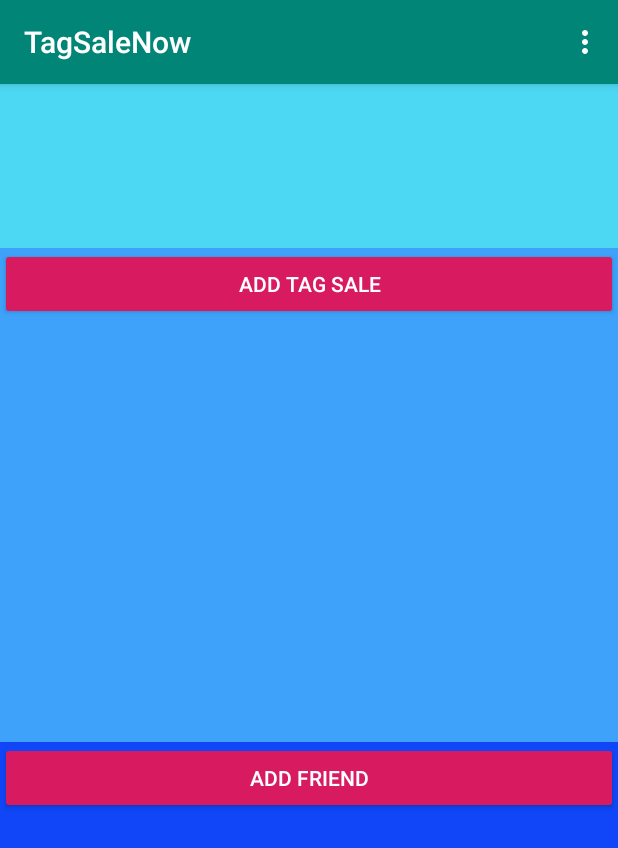
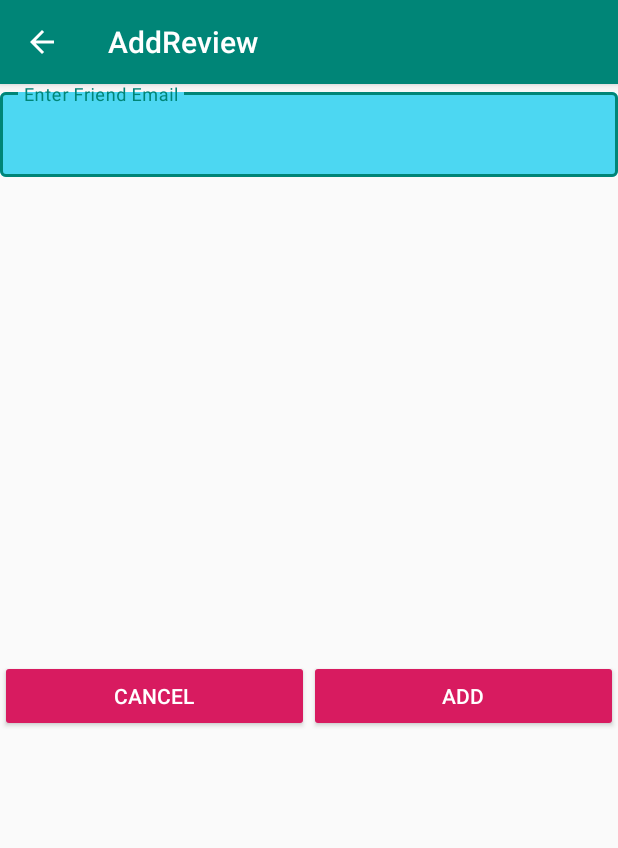
Before and after one commit to GregIzzo/Capstone-Project, an Android app: the FriendsListFragment screen opened directly, with no data from a screen before it, after a tap on "ADD FRIEND", on a phone screen of 412 x 824 dp. Shown: the top 848 px of the screen. Run offline under Robolectric (Android 15) with nearby library versions, the phone set to English and light mode, and no system bars; our stand-ins replace AdMob, ButterKnife, Firebase (no records; nobody signed in at launch, a user with empty details on screens opened directly), Room's generated code; libraries missing offline, so code that uses them is left out: android.arch.core; pictures from the network do not load; 2 statements that could not run were skipped.

Commit message:
feat: Refactored 'Friends'
Reorganized 'Friends' to use UserId as key and a list of friendUserIds

```diff
--- /dev/null
+++ b/app/src/main/java/com/example/android/tagsalenow/AddFriendActivity.java
@@ -0,0 +1,124 @@
+package com.example.android.tagsalenow;
+
+import android.os.Bundle;
+import android.support.v7.app.AppCompatActivity;
+import android.util.Log;
+import android.view.View;
+import android.widget.Button;
+import android.widget.TextView;
+
+import com.example.android.tagsalenow.data.CurrentInfo;
+import com.google.firebase.database.DatabaseReference;
+import com.google.firebase.database.FirebaseDatabase;
+
+import java.util.HashMap;
+import java.util.Map;
+
+import butterknife.BindView;
+import butterknife.ButterKnife;
+
+public class AddFriendActivity extends AppCompatActivity {
+
+    @BindView(R.id.te_friendemail)
+    TextView te_friendemail;
+    @BindView(R.id.button_cancel)
+    Button button_cancel;
+    @BindView(R.id.button_add)
+    Button button_add;
+
+    private static String TAG = "AddFriendActivity";
+    @Override
+    protected void onCreate(Bundle savedInstanceState) {
+        super.onCreate(savedInstanceState);
+        setContentView(R.layout.activity_addfriend);
+        ButterKnife.bind(this);
+        button_add.setOnClickListener(new View.OnClickListener() {
+            @Override
+            public void onClick(View view) {
+
+                Log.d(TAG, "onClick: ");
+
+                DatabaseReference mDatabaseReference;
+
+               // FirebaseDatabase mFirebaseDatabase;
+                //DatabaseReference mFriendRequestDatabaseReference;
+               // mFirebaseDatabase = FirebaseDatabase.getInstance();
+                /*
+                //Step 1: Get Key of new record
+
+                mFriendRequestDatabaseReference = mFirebaseDatabase.getReference().child("friendrequest");
+                DatabaseReference opRef =  mFriendRequestDatabaseReference.push();
+                String key = opRef.getKey();
+
+                TagSaleReviewObject tsr = new TagSaleReviewObject(
+                        key,
+                        CurrentInfo.getCurrentTagSaleID(),
+                        CurrentInfo.getCurrentUser().getUserId(),
+                        te_review.getText().toString(),
+                        (int)ratingBar.getRating()
+                );
+
+                //Add the record and exit
+                Log.d(TAG, "ADDING:["+tsr.getTagSaleID()+", "+tsr.getReviewerID()+", "+tsr.getDescription()+", "+tsr.getFiveStarRating()+"");
+                opRef.setValue(tsr);
+                */
+                // Create new post at /user-posts/$userid/$postid and at
+                // /posts/$postid simultaneously
+
+                String friendEmail = te_friendemail.getText().toString();
+                String emailKey = friendEmail.replaceAll("\\.", ",");
+                mDatabaseReference = FirebaseDatabase.getInstance().getReference();
+                String key = mDatabaseReference.child("friendrequest").push().getKey();
+                FriendRequestObject fro = new FriendRequestObject(friendEmail, false);
+                Map<String, Object> frValues = fro.toMap();
+                Log.d(TAG, "onClick: FRVALUES="+frValues.toString());
+                Map<String, Object> childUpdates = new HashMap<>();
+                Log.d(TAG, "onClick: ADDINGFRIEND");
+
+                childUpdates.put("/friendrequest/" +
+                        CurrentInfo.getCurrentUser().getUserId() +
+                        "/" + emailKey, frValues);
+/*
+                childUpdates.put("/tagsaleusers/" +
+                        CurrentInfo.getCurrentUser().getUserId()
+                        + "/friendrequests/"
+                        + emailKey, frValues);
+*/
+                mDatabaseReference.updateChildren(childUpdates);
+               // childUpdates.put();
+               //ORIGINAL mFriendRequestDatabaseReference.updateChildren(childUpdates);
+/*
+                mFriendRequestDatabaseReference.child("friendrequest")
+                        .child(CurrentInfo.getCurrentUser().getUserId())
+                        .child(emailKey)
+                        .setValue(frValues);
+                mFriendRequestDatabaseReference.child("tagsaleusers")
+                        .child(CurrentInfo.getCurrentUser().getUserId())
+                        .child("friendrequests")
+                        .child(emailKey)
+                        .setValue(frValues);
+*/
+                Log.d(TAG, "onClick: ADDINGFRIENDREQUEST DONE");
+/*
+                Post post = new Post(userId, username, title, body);
+                Map<String, Object> postValues = post.toMap();
+
+                Map<String, Object> childUpdates = new HashMap<>();
+                childUpdates.put("/posts/" + key, postValues);
+                childUpdates.put("/user-posts/" + userId + "/" + key, postValues);
+
+                mDatabase.updateChildren(childUpdates);
+*/
+                finish();
+
+            }
+        });
+        button_cancel.setOnClickListener(new View.OnClickListener() {
+            @Override
+            public void onClick(View view) {
+                finish();
+            }
+        });
+
+    }
+}
--- a/app/src/main/java/com/example/android/tagsalenow/FriendsListFragment.java
+++ b/app/src/main/java/com/example/android/tagsalenow/FriendsListFragment.java
@@ -4,7 +4,6 @@ import android.arch.lifecycle.LiveData;
 import android.arch.lifecycle.Observer;
 import android.arch.lifecycle.ViewModelProviders;
 import android.content.Context;
-import android.content.Intent;
 import android.os.Bundle;
 import android.support.annotation.Nullable;
 import android.support.v4.app.Fragment;
@@ -15,22 +14,10 @@ import android.view.LayoutInflater;
 import android.view.View;
 import android.view.ViewGroup;
 import android.widget.Button;
-import android.widget.Toast;
 
 import com.example.android.tagsalenow.data.FriendsViewModel;
-import com.example.android.tagsalenow.utils.Utilities;
-import com.firebase.ui.database.FirebaseRecyclerOptions;
-import com.google.firebase.database.DataSnapshot;
-import com.google.firebase.database.FirebaseDatabase;
-import com.google.firebase.database.Query;
 
-import java.util.ArrayList;
-import java.util.HashMap;
 import java.util.List;
-import java.util.Locale;
-import java.util.Map;
-
-import static com.firebase.ui.auth.AuthUI.getApplicationContext;
 
 public class FriendsListFragment extends Fragment implements FriendsListRecyclerAdapter.FriendsListAdapterOnClickHandler {
 
@@ -81,15 +68,15 @@ public class FriendsListFragment extends Fragment implements FriendsListRecycler
         // Obtain a new or prior instance of HotStockViewModel from the
         // ViewModelProviders utility class.
         FriendsViewModel viewModel = ViewModelProviders.of(this).get(FriendsViewModel.class);
-        LiveData<List<FriendRelationObject>> liveData = viewModel.getFriendRelationObjectLiveData();
+        LiveData<List<Friends>> liveData = viewModel.getFriendsObjectLiveData();
 
-        liveData.observe(this, new Observer<List<FriendRelationObject>>() {
+        liveData.observe(this, new Observer<List<Friends>>() {
             @Override
-            public void onChanged(@Nullable List<FriendRelationObject> friendRelationObjects) {
-                if (friendRelationObjects != null) {
-                    Log.d(TAG, "onChanged: FRIENDRELATAION  Data changed :"+friendRelationObjects.toString());
+            public void onChanged(@Nullable List<Friends> friends) {
+                if (friends != null) {
+                    Log.d(TAG, "onChanged: FRIENDRELATAION  Data changed :"+ friends.toString());
                     try{
-                        friendsListRecyclerAdapter.addItems(friendRelationObjects);
+                        friendsListRecyclerAdapter.addItems(friends);
                     } catch (Exception ex){
                         Log.d(TAG, "FriendsListFragment - onChange - Exception: "+ex.getMessage());
                     }
--- a/app/src/main/java/com/example/android/tagsalenow/FriendsListRecyclerAdapter.java
+++ b/app/src/main/java/com/example/android/tagsalenow/FriendsListRecyclerAdapter.java
@@ -7,8 +7,9 @@ import android.util.Log;
 import android.view.LayoutInflater;
 import android.view.View;
 import android.view.ViewGroup;
-import android.widget.ImageView;
 import android.widget.TextView;
+
+import com.example.android.tagsalenow.data.CurrentInfo;
 
 import java.util.List;
 
@@ -16,7 +17,7 @@ public class FriendsListRecyclerAdapter extends RecyclerView.Adapter<FriendsList
 
     private static final String TAG = "ADDAPTER";
 
-    private List<FriendRelationObject> FRObjectList;
+    private List<Friends> FRObjectList;
 
     private final FriendsListAdapterOnClickHandler mClickHandler;
     private Context viewGroupContext;
@@ -74,10 +75,10 @@ public class FriendsListRecyclerAdapter extends RecyclerView.Adapter<FriendsList
     public void onBindViewHolder(@NonNull FriendsListAdapterViewHolder FriendsListAdapterViewHolder, int position) {
         Log.d(TAG, "onBindViewHolder: BBBBBB viewholder=" + FriendsListAdapterViewHolder);
 
-        FriendsListAdapterViewHolder.fr_name.setText(FRObjectList.get(position).getFriendId2());
+        FriendsListAdapterViewHolder.fr_name.setText(CurrentInfo.getUserByKey(FRObjectList.get(position).getUserId()).getDisplayName());
 
     }
-    public void addItems(List<FriendRelationObject> FRObjectList) {
+    public void addItems(List<Friends> FRObjectList) {
         this.FRObjectList = FRObjectList;
         notifyDataSetChanged();
     }
--- a/app/src/main/java/com/example/android/tagsalenow/data/CurrentInfo.java
+++ b/app/src/main/java/com/example/android/tagsalenow/data/CurrentInfo.java
@@ -21,6 +21,7 @@ public  class CurrentInfo {
     private static Map<String,TagSaleUserObject> tsUsersMap;
     private static Map<String,TagSaleEventObject> tsEventsMap;
     private static Map<String,TagSaleReviewObject> tsReviewsMap;
+    //private static Map<String,Friend>
 
     public static String getCurrentTagSaleID(){ return currentTagSaleID;}
     public static void setCurrentTagSaleID(String incomingTagSaleID){ currentTagSaleID = incomingTagSaleID;}
--- a/app/src/main/java/com/example/android/tagsalenow/data/FriendsViewModel.java
+++ b/app/src/main/java/com/example/android/tagsalenow/data/FriendsViewModel.java
@@ -10,8 +10,7 @@ import android.support.annotation.NonNull;
 import android.support.annotation.Nullable;
 import android.util.Log;
 
-import com.example.android.tagsalenow.FriendRelationObject;
-import com.example.android.tagsalenow.TagSaleEventObject;
+import com.example.android.tagsalenow.Friends;
 import com.example.android.tagsalenow.utils.Utilities;
 import com.google.firebase.database.DataSnapshot;
 import com.google.firebase.database.DatabaseReference;
@@ -27,15 +26,31 @@ import java.util.Map;
     From: https://firebase.googleblog.com/2017/12/using-android-architecture-components.html
  */
 public class FriendsViewModel extends ViewModel {
-    private static final DatabaseReference FRIENDS_REF =  FirebaseDatabase.getInstance().getReference("/friends");
+    private static  DatabaseReference FRIENDS_REF =  FirebaseDatabase.getInstance().getReference("/friends");
+    //private  DatabaseReference FRIENDS_REF;
     private String TAG = "FRIENDSVIEWMODEL";
     private final FirebaseQueryLiveData liveData = new FirebaseQueryLiveData(FRIENDS_REF);
-    private final MediatorLiveData<FriendRelationObject> mldFriendRelationObjectLiveData = new MediatorLiveData<>();
+    //private  FirebaseQueryLiveData liveData;
+    private final MediatorLiveData<Friends> mldFriendsObjectLiveData = new MediatorLiveData<>();
+
+    private   LiveData<List<Friends>> friendsObjectLiveData= Transformations.map(liveData, new Deserializer());
 
     public FriendsViewModel() {
+        /*
+        if (FRIENDS_REF == null){
+            FRIENDS_REF =  FirebaseDatabase.getInstance().getReference("/friends/"+ CurrentInfo.getCurrentUser().getUserId());
+            Log.d(TAG, "FriendsViewModel: FRIENDS_REF=["+FRIENDS_REF+"]");
+        }
+        if (liveData == null){
+            liveData = new FirebaseQueryLiveData(FRIENDS_REF);
+            Log.d(TAG, "FriendsViewModel: liveData ="+liveData.toString());
+        }
+
+        friendsObjectLiveData = Transformations.map(liveData, new Deserializer());
+        */
         // Set up the MediatorLiveData to convert DataSnapshot objects into FriendRelation objects
-        Log.d(TAG, "FriendsViewModel: Creator");
-        mldFriendRelationObjectLiveData.addSource(liveData, new Observer<DataSnapshot>() {
+        Log.d(TAG, "FriendsViewModel: Creator. mldFriendsObjectLiveData=" + mldFriendsObjectLiveData.toString());
+        mldFriendsObjectLiveData.addSource(liveData, new Observer<DataSnapshot>() {
             @Override
             public void onChanged(@Nullable final DataSnapshot dataSnapshot) {
                 Log.d(TAG, "onChanged: Friendsdata=" + dataSnapshot.toString());
@@ -43,23 +58,24 @@ public class FriendsViewModel extends ViewModel {
                     new Thread(new Runnable() {
                         @Override
                         public void run() {
-                            mldFriendRelationObjectLiveData.postValue(dataSnapshot.getValue(FriendRelationObject.class));
+                            mldFriendsObjectLiveData.postValue(dataSnapshot.getValue(Friends.class));
                         }
                     }).start();
                 } else {
-                    mldFriendRelationObjectLiveData.setValue(null);
+                    mldFriendsObjectLiveData.setValue(null);
                 }
             }
         });
     }
-    private  final LiveData<List<FriendRelationObject>> friendRelationObjectLiveData = Transformations.map(liveData, new Deserializer());
+ //   private  final LiveData<List<Friends>> friendsObjectLiveData = Transformations.map(liveData, new Deserializer());
     //Deserializer class - to serialize the DataSnapshot into TagSaleEventObject
-    private class Deserializer implements Function<DataSnapshot, List<FriendRelationObject>> {
+    private class Deserializer implements Function<DataSnapshot, List<Friends>> {
         @Override
-        public List<FriendRelationObject> apply(DataSnapshot dataSnapshot) {
+        public List<Friends> apply(DataSnapshot dataSnapshot) {
             Log.d("FRIENDSVIEWMODEL", "dataSnapShot: " + dataSnapshot.toString());
-            List<FriendRelationObject> values = null;
-            Map<String, Object> td = (HashMap<String,Object>) dataSnapshot.getValue();
+            List<Friends> values = null;
+            String userId = (String) dataSnapshot.getKey();
+            Map<String, Object> td = (Map<String,Object>) dataSnapshot.getValue();//{<userid>:{<friendId>:TRUE, <friendId>:TRUE,...}
             try {
                 values = Utilities.MapToFRO(td);
             } catch (Exception ex){
@@ -70,8 +86,8 @@ public class FriendsViewModel extends ViewModel {
     }
 
     @NonNull
-    public LiveData<List<FriendRelationObject>> getFriendRelationObjectLiveData() {
-        return friendRelationObjectLiveData;
+    public LiveData<List<Friends>> getFriendsObjectLiveData() {
+        return friendsObjectLiveData;
     }
 
 }
--- /dev/null
+++ b/app/src/main/res/layout/activity_addfriend.xml
@@ -0,0 +1,51 @@
+<?xml version="1.0" encoding="utf-8"?>
+<LinearLayout xmlns:android="http://schemas.android.com/apk/res/android"
+    xmlns:app="http://schemas.android.com/apk/res-auto"
+    xmlns:tools="http://schemas.android.com/tools"
+    android:layout_width="match_parent"
+    android:layout_height="match_parent"
+    android:orientation="vertical">
+
+    <android.support.design.widget.TextInputLayout
+        style="@style/Widget.MaterialComponents.TextInputLayout.OutlinedBox"
+        android:layout_width="match_parent"
+        android:layout_height="0dp"
+        android:layout_weight="2"
+        app:boxBackgroundColor="@color/colorLightBlue">
+
+        <android.support.design.widget.TextInputEditText
+            android:id="@+id/te_friendemail"
+            android:layout_width="match_parent"
+            android:layout_height="wrap_content"
+            android:hint="@string/hint_friendemail" />
+    </android.support.design.widget.TextInputLayout>
+
+    <LinearLayout
+        android:layout_width="match_parent"
+        android:layout_height="0dp"
+        android:layout_weight="2"
+        android:orientation="horizontal"
+
+        >
+
+        <Button
+            android:id="@+id/button_cancel"
+            style="@style/Widget.AppCompat.Button.Colored"
+            android:layout_width="0dp"
+            android:layout_height="wrap_content"
+            android:layout_weight="1"
+            android:paddingHorizontal="@dimen/tsadd_horiz_padd"
+            android:text="@string/button_cancel" />
+
+        <Button
+            android:id="@+id/button_add"
+            style="@style/Widget.AppCompat.Button.Colored"
+            android:layout_width="0dp"
+            android:layout_height="wrap_content"
+            android:layout_weight="1"
+            android:paddingHorizontal="@dimen/tsadd_horiz_padd"
+            android:text="@string/button_add" />
+
+    </LinearLayout>
+
+</LinearLayout>
--- a/app/src/main/res/values/strings.xml
+++ b/app/src/main/res/values/strings.xml
@@ -11,6 +11,7 @@
     <string name="act_name_addtagsale">AddTagSale</string>
     <string name="act_name_viewtagsale">ViewTagSale</string>
     <string name="act_name_addreview">AddReview</string>
+    <string name="act_name_addfriend">AddReview</string>
 
     <string name="action_settings">Settings</string>
     <string name="fake_place">100 Main St.</string>
@@ -51,6 +52,9 @@
 
     <!-- Tag Sale Review -->
     <string name="add_review">Add Review</string>
+
+    <!-- Friend Entry -->
+    <string name="hint_friendemail">Enter Friend Email</string>
     <!-- - - - - - - - - - - - - - -
   - Used by SunshineDateUtils  -
   - - - - - - - - - - - - - - -->
```
Also changed, not shown: app/src/main/AndroidManifest.xml (+7 -0 lines), app/src/main/java/com/example/android/tagsalenow/AttendingObject.java (added, +22 -0 lines), app/src/main/java/com/example/android/tagsalenow/FriendRelationObject.java (deleted, +0 -20 lines), app/src/main/java/com/example/android/tagsalenow/FriendRequestObject.java (added, +26 -0 lines), app/src/main/java/com/example/android/tagsalenow/Friends.java (added, +34 -0 lines), app/src/main/java/com/example/android/tagsalenow/MainActivity.java (+12 -12 lines), app/src/main/java/com/example/android/tagsalenow/TagSaleEventObject.java (+5 -6 lines), app/src/main/java/com/example/android/tagsalenow/TagSaleUserObject.java (+16 -3 lines), app/src/main/java/com/example/android/tagsalenow/data/AttendingViewModel.java (added, +78 -0 lines), app/src/main/java/com/example/android/tagsalenow/utils/Utilities.java (+65 -19 lines).
